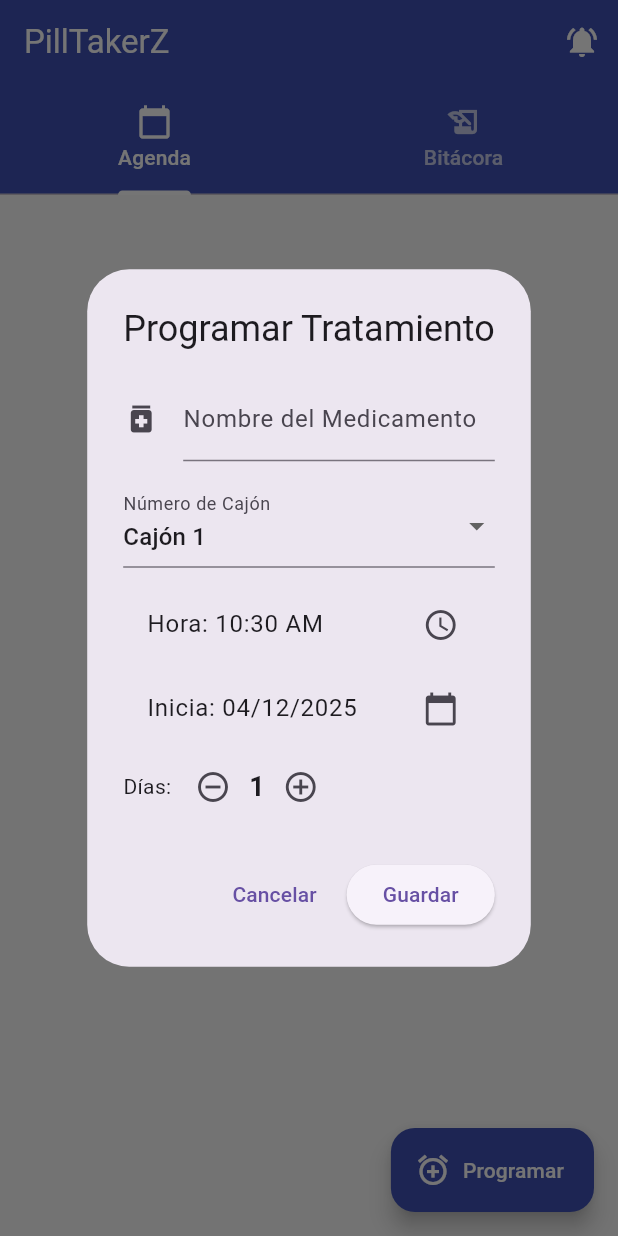
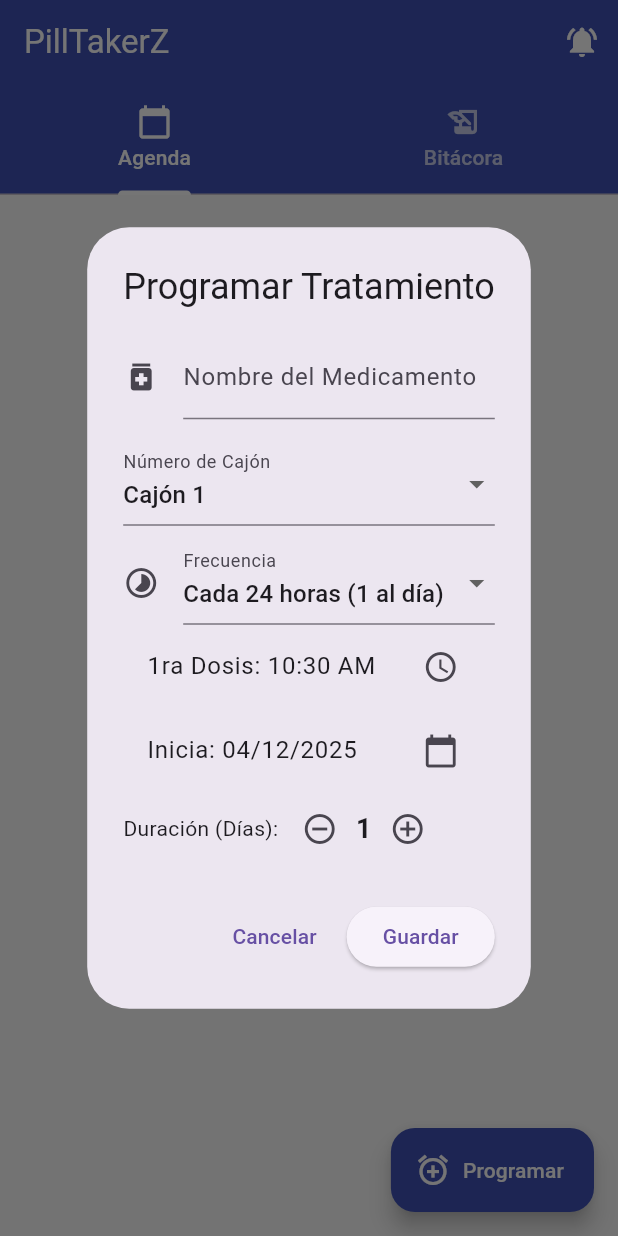
Before and after one commit to Zavala-Raul/pastillero_app, a Flutter app: the screen it shows after launch, after a tap on "Programar", on a phone screen of 412 x 824 dp. Run offline on Flutter 3.47's test engine with Material 3 defaults, Android fonts, the phone set to English and light mode, and no system bars; our stand-ins replace firebase_core, firebase_database, flutter_local_notifications; accounts and stored records are empty.

Commit message:
V3.- Se agregó la capacidad para que las programaciones de tratamientos ahora puedan ser cada ciertas horas.

```diff
--- a/lib/main.dart
+++ b/lib/main.dart
@@ -252,6 +252,8 @@ class _MonitorPastilleroState extends State<MonitorPastillero> {
   void _mostrarDialogoAgregar() {
     int cajonSeleccionado = 1;
     int diasDuracion = 1;
+    int frecuenciaHoras = 24;
+
     TimeOfDay horaSeleccionada = TimeOfDay.now();
     DateTime fechaInicio = DateTime.now();
     TextEditingController nombreController = TextEditingController();
@@ -269,9 +271,10 @@ class _MonitorPastilleroState extends State<MonitorPastillero> {
                   children: [
                     TextField(
                       controller: nombreController,
-                      decoration: const InputDecoration(labelText: "Nombre del Medicamento", hintText: "Ej: Paracetamol", icon: Icon(Icons.medication)),
+                      decoration: const InputDecoration(labelText: "Nombre del Medicamento", hintText: "Ej: Antibiótico", icon: Icon(Icons.medication)),
                     ),
                     const SizedBox(height: 15),
+
                     DropdownButtonFormField<int>(
                       value: cajonSeleccionado,
                       decoration: const InputDecoration(labelText: "Número de Cajón"),
@@ -279,8 +282,22 @@ class _MonitorPastilleroState extends State<MonitorPastillero> {
                       onChanged: (v) => setModalState(() => cajonSeleccionado = v!),
                     ),
                     const SizedBox(height: 10),
+
+                    DropdownButtonFormField<int>(
+                      initialValue: frecuenciaHoras,
+                      decoration: const InputDecoration(labelText: "Frecuencia", icon: Icon(Icons.timelapse)),
+                      items: const [
+                        DropdownMenuItem(value: 24, child: Text("Cada 24 horas (1 al día)")),
+                        DropdownMenuItem(value: 12, child: Text("Cada 12 horas (2 al día)")),
+                        DropdownMenuItem(value: 8, child: Text("Cada 8 horas (3 al día)")),
+                        DropdownMenuItem(value: 6, child: Text("Cada 6 horas (4 al día)")),
+                        DropdownMenuItem(value: 4, child: Text("Cada 4 horas (6 al día)")),
+                      ],
+                      onChanged: (v) => setModalState(() => frecuenciaHoras = v!),
+                    ),
+
                     ListTile(
-                      title: Text("Hora: ${horaSeleccionada.format(context)}"),
+                      title: Text("1ra Dosis: ${horaSeleccionada.format(context)}"),
                       trailing: const Icon(Icons.access_time),
                       onTap: () async {
                         final t = await showTimePicker(context: context, initialTime: horaSeleccionada);
@@ -297,7 +314,7 @@ class _MonitorPastilleroState extends State<MonitorPastillero> {
                     ),
                     Row(
                       children: [
-                        const Text("Días: "),
+                        const Text("Duración (Días): "),
                         IconButton(icon: const Icon(Icons.remove_circle_outline), onPressed: () => setModalState(() { if(diasDuracion > 1) diasDuracion--; })),
                         Text("$diasDuracion", style: const TextStyle(fontWeight: FontWeight.bold, fontSize: 18)),
                         IconButton(icon: const Icon(Icons.add_circle_outline), onPressed: () => setModalState(() => diasDuracion++)),
@@ -311,7 +328,7 @@ class _MonitorPastilleroState extends State<MonitorPastillero> {
                 ElevatedButton(
                   onPressed: () {
                     String nombreFinal = nombreController.text.isEmpty ? "Medicamento General" : nombreController.text;
-                    _guardarCampana(cajonSeleccionado, horaSeleccionada, fechaInicio, diasDuracion, nombreFinal);
+                    _guardarCampana(cajonSeleccionado, horaSeleccionada, fechaInicio, diasDuracion, nombreFinal, frecuenciaHoras);
                     Navigator.pop(context);
                   },
                   child: const Text("Guardar"),
@@ -324,11 +341,18 @@ class _MonitorPastilleroState extends State<MonitorPastillero> {
     );
   }
 
-  void _guardarCampana(int cajon, TimeOfDay hora, DateTime inicio, int dias, String nombreMedicina) {
-    final horaStr = "${hora.hour.toString().padLeft(2, '0')}:${hora.minute.toString().padLeft(2, '0')}";
-    for (int i = 0; i < dias; i++) {
-      DateTime fechaDosis = inicio.add(Duration(days: i));
-      String fechaStr = DateFormat('yyyy-MM-dd').format(fechaDosis);
+  void _guardarCampana(int cajon, TimeOfDay hora, DateTime inicio, int dias, String nombreMedicina, int intervaloHoras) {
+    DateTime fechaActual = DateTime(inicio.year, inicio.month, inicio.day, hora.hour, hora.minute);
+
+    DateTime fechaFin = fechaActual.add(Duration(days: dias));
+
+    int contadorDosis = 0;
+
+    while (fechaActual.isBefore(fechaFin)) {
+
+      String fechaStr = DateFormat('yyyy-MM-dd').format(fechaActual);
+      String horaStr = DateFormat('HH:mm').format(fechaActual);
+
       _dbRefHorarios.push().set({
         "cajon": cajon,
         "fecha": fechaStr,
@@ -336,8 +360,12 @@ class _MonitorPastilleroState extends State<MonitorPastillero> {
         "descripcion": nombreMedicina,
         "status": "pendiente"
       });
+
+      fechaActual = fechaActual.add(Duration(hours: intervaloHoras));
+      contadorDosis++;
     }
-    ScaffoldMessenger.of(context).showSnackBar(SnackBar(content: Text("Se programó $nombreMedicina por $dias días.")));
+
+    ScaffoldMessenger.of(context).showSnackBar(SnackBar(content: Text("Se programaron $contadorDosis tomas de $nombreMedicina.")));
   }
 
   @override
```
